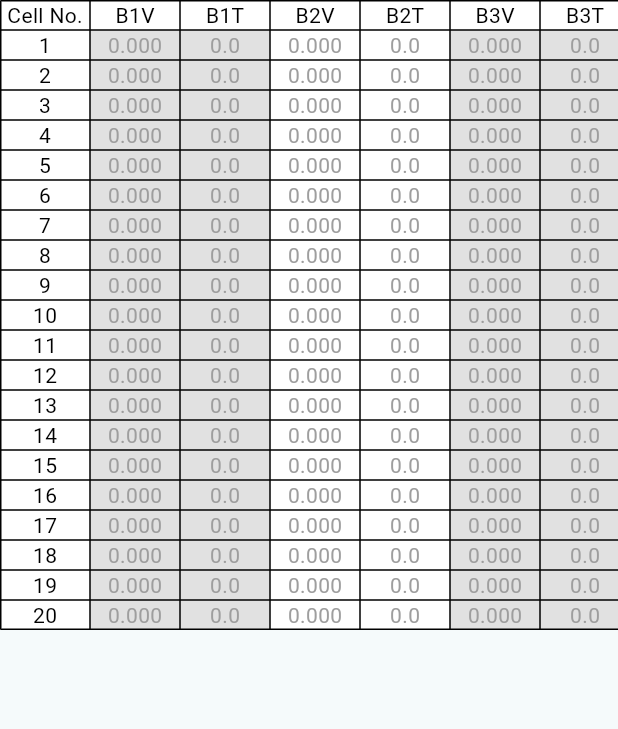
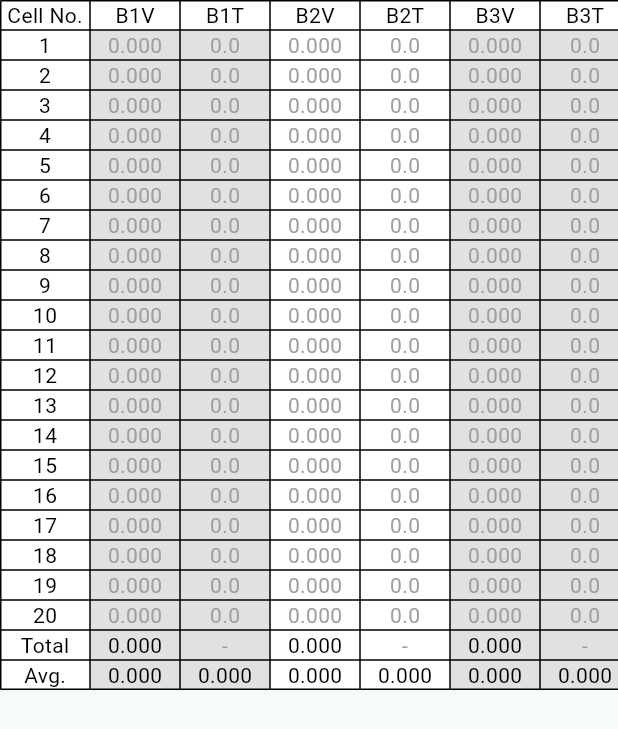
Before and after one commit to Formula-Electric-Berkeley/BMS_Serial_Monitor_SN4, a Flutter app: the InfoTable widget shown alone on an empty page, opened directly, on a phone screen of 412 x 824 dp. Shown: the top 729 px of the screen. Run offline on Flutter 3.47's test engine with Material 3 defaults, Android fonts, the phone set to English and light mode, and no system bars; our stand-ins replace dropdown_button2; missing offline and left inert: flutter_libserialport.

Commit message:
Add bank statistics

```diff
--- a/lib/car_data.dart
+++ b/lib/car_data.dart
@@ -4,15 +4,68 @@ import 'dart:math';
 import 'package:serial_monitor/constants.dart';
 
 class CarData {
+  /// List of cell-related statistics.
   final List<CellData> _cells = List.generate(
     numBanks * numCellsPerBank,
-    (index) => CellData(),
+    (_) => CellData(),
   );
 
+  /// List of bank-related statistics.
+  final List<BankData> _banks = List.generate(numBanks, (bank) => BankData());
+
+  CarData() {
+    Timer.periodic(Duration(milliseconds: 100), _update);
+  }
+
+  /// Get cell statistics.
   CellData getCell(int bank, int cell) {
     return _cells[bank * numCellsPerBank + cell];
   }
 
+  /// Get bank statistics.
+  BankData getBank(int bank) {
+    return _banks[bank];
+  }
+
+  void _update(Timer t) {
+    for (int bank = 0; bank < numBanks; bank++) {
+      _updateBank(bank);
+    }
+  }
+
+  /// Update bank statistics.
+  void _updateBank(int bank) {
+    double totalVoltage = 0;
+    double totalTemperature = 0;
+    int numVoltageCells = 0;
+    int numTemperatureCells = 0;
+
+    for (int cell = 0; cell < numCellsPerBank; cell++) {
+      CellData cellData = getCell(bank, cell);
+
+      // Accumulate cell voltage
+      double? cellVoltage = cellData.voltage;
+      if (cellVoltage != null) {
+        totalVoltage += cellVoltage;
+        numVoltageCells++;
+      }
+
+      // Accumulate cell temperature
+      double? cellTemperature = cellData.temperature;
+      if (cellTemperature != null) {
+        totalTemperature += cellTemperature;
+        numTemperatureCells++;
+      }
+    }
+
+    // Update bank data
+    BankData bankData = _banks[bank];
+    bankData.totalVoltage = totalVoltage;
+    bankData.averageVoltage = totalVoltage / numVoltageCells;
+    bankData.averageTemperature = totalTemperature / numTemperatureCells;
+  }
+
+  /// Reset all statistics.
   void clear() {
     for (CellData cellData in _cells) {
       cellData.clear();
@@ -63,6 +116,38 @@ class CellData {
   }
 }
 
+class BankData {
+  double totalVoltage;
+  double averageVoltage;
+  double averageTemperature;
+
+  BankData({
+    this.totalVoltage = 0,
+    this.averageVoltage = 0,
+    this.averageTemperature = 0,
+  });
+
+  String get stringOfTotalVoltage {
+    return totalVoltage.toStringAsFixed(
+      voltageDecimalPrecision,
+    );
+  }
+
+  String get stringOfAverageVoltage {
+    return totalVoltage.toStringAsFixed(
+      voltageDecimalPrecision,
+    );
+  }
+
+  String get stringOfAverageTemperature {
+    return totalVoltage.toStringAsFixed(
+      voltageDecimalPrecision,
+    );
+  }
+
+  void update() {}
+}
+
 /// Return a function that randomizes car data.
 ///
 /// Used to test GUI by generating random data.
--- a/lib/info_table.dart
+++ b/lib/info_table.dart
@@ -6,7 +6,9 @@ import 'package:serial_monitor/car_data.dart';
 import 'package:serial_monitor/constants.dart';
 import 'package:serial_monitor/globals.dart' as globals;
 
-enum CellType { voltage, temperature }
+enum _CellType { voltage, temperature }
+
+enum _BankType { totalVoltage, averageVoltage, averageTemperature }
 
 class InfoTable extends StatefulWidget {
   const InfoTable({super.key});
@@ -16,25 +18,31 @@ class InfoTable extends StatefulWidget {
 }
 
 class _InfoTableState extends State<InfoTable> {
-  List<Color> cellNoColor = List.filled(numCellsPerBank, InfoCell.defaultColor);
-  List<Color> bankNoColor = List.filled(numBanks * 2, InfoCell.defaultColor);
+  List<Color> cellNoColor = List.filled(
+    numCellsPerBank,
+    InfoTableCell.defaultColor,
+  );
+  List<Color> bankNoColor = List.filled(
+    numBanks * 2,
+    InfoTableCell.defaultColor,
+  );
 
   void Function(PointerEnterEvent) infoDataCellOnEnter(int cell, int colIndex) {
     void f(PointerEnterEvent event) {
       if (globals.highlightCellLocation) {
         setState(() {
-          cellNoColor[cell] = InfoCell.locateColor;
-          bankNoColor[colIndex] = InfoCell.locateColor;
+          cellNoColor[cell] = InfoTableCell.locateColor;
+          bankNoColor[colIndex] = InfoTableCell.locateColor;
         });
       } else {
-        if (cellNoColor[cell] == InfoCell.locateColor) {
+        if (cellNoColor[cell] == InfoTableCell.locateColor) {
           setState(() {
-            cellNoColor[cell] = InfoCell.defaultColor;
+            cellNoColor[cell] = InfoTableCell.defaultColor;
           });
         }
-        if (bankNoColor[colIndex] == InfoCell.locateColor) {
+        if (bankNoColor[colIndex] == InfoTableCell.locateColor) {
           setState(() {
-            bankNoColor[colIndex] = InfoCell.defaultColor;
+            bankNoColor[colIndex] = InfoTableCell.defaultColor;
           });
         }
       }
@@ -45,11 +53,11 @@ class _InfoTableState extends State<InfoTable> {
 
   void Function(PointerExitEvent) infoDataCellOnExit(int cell, int colIndex) {
     void f(PointerExitEvent event) {
-      if (cellNoColor[cell] == InfoCell.locateColor) {
-        setState(() => cellNoColor[cell] = InfoCell.defaultColor);
+      if (cellNoColor[cell] == InfoTableCell.locateColor) {
+        setState(() => cellNoColor[cell] = InfoTableCell.defaultColor);
       }
-      if (bankNoColor[colIndex] == InfoCell.locateColor) {
-        setState(() => bankNoColor[colIndex] = InfoCell.defaultColor);
+      if (bankNoColor[colIndex] == InfoTableCell.locateColor) {
+        setState(() => bankNoColor[colIndex] = InfoTableCell.defaultColor);
       }
     }
 
@@ -62,11 +70,11 @@ class _InfoTableState extends State<InfoTable> {
       children: [
         TableRow(
           children: [
-            InfoCell(text: 'Cell No.'),
+            InfoTableCell(text: 'Cell No.'),
             ...List.generate(numBanks * 2, (index) {
               int bank = (index >> 1) + 1;
               String columnType = index % 2 == 0 ? 'V' : 'T';
-              return InfoCell(
+              return InfoTableCell(
                 text: 'B$bank$columnType',
                 color: bankNoColor[index],
               );
@@ -76,20 +84,22 @@ class _InfoTableState extends State<InfoTable> {
         ...List.generate(numCellsPerBank, (cell) {
           return TableRow(
             children: [
-              InfoCell(text: '${cell + 1}', color: cellNoColor[cell]),
+              InfoTableCell(text: '${cell + 1}', color: cellNoColor[cell]),
               ...List.generate(numBanks * 2, (colIndex) {
                 int bank = colIndex ~/ 2;
                 CellData cellData = globals.carData.getCell(bank, cell);
-                CellType cellType =
-                    colIndex % 2 == 0 ? CellType.voltage : CellType.temperature;
+                _CellType cellType =
+                    colIndex % 2 == 0
+                        ? _CellType.voltage
+                        : _CellType.temperature;
                 Color defaultColor =
                     bank % 2 == 0
-                        ? InfoCell.defaultColorBank0
-                        : InfoCell.defaultColorBank1;
+                        ? InfoTableCell.defaultColorBank0
+                        : InfoTableCell.defaultColorBank1;
                 return MouseRegion(
                   onEnter: infoDataCellOnEnter(cell, colIndex),
                   onExit: infoDataCellOnExit(cell, colIndex),
-                  child: _InfoCellData(
+                  child: _CellData(
                     cellData: cellData,
                     cellType: cellType,
                     defaultColor: defaultColor,
@@ -99,14 +109,61 @@ class _InfoTableState extends State<InfoTable> {
             ],
           );
         }),
+        TableRow(
+          children: [
+            InfoTableCell(text: 'Total'),
+            ...List.generate(numBanks * 2, (colIndex) {
+              int bank = colIndex ~/ 2;
+              Color color =
+                  bank % 2 == 0
+                      ? InfoTableCell.defaultColorBank0
+                      : InfoTableCell.defaultColorBank1;
+              if (colIndex % 2 == 1) {
+                return InfoTableCell(
+                  text: '-',
+                  color: color,
+                  textColor: InfoTableCell.disabledTextColor,
+                );
+              } else {
+                return _InfoBankData(
+                  bankData: globals.carData.getBank(bank),
+                  bankType: _BankType.totalVoltage,
+                  color: color,
+                );
+              }
+            }),
+          ],
+        ),
+        TableRow(
+          children: [
+            InfoTableCell(text: 'Avg.'),
+            ...List.generate(numBanks * 2, (colIndex) {
+              int bank = colIndex ~/ 2;
+              Color color =
+                  bank % 2 == 0
+                      ? InfoTableCell.defaultColorBank0
+                      : InfoTableCell.defaultColorBank1;
+              _BankType bankType =
+                  colIndex % 2 == 0
+                      ? _BankType.averageVoltage
+                      : _BankType.averageTemperature;
+              return _InfoBankData(
+                bankData: globals.carData.getBank(bank),
+                bankType: bankType,
+                color: color,
+              );
+            }),
+          ],
+        ),
       ],
+
       border: TableBorder.all(),
       defaultColumnWidth: IntrinsicColumnWidth(),
     );
   }
 }
 
-class InfoCell extends StatelessWidget {
+class InfoTableCell extends StatelessWidget {
   static const defaultColor = Colors.white;
   static const defaultColorBank0 = Color.fromARGB(255, 225, 225, 225);
   static const defaultColorBank1 = Colors.white;
@@ -120,10 +177,10 @@ class InfoCell extends StatelessWidget {
   final Color _color;
   final Color _textColor;
 
-  const InfoCell({super.key, String? text, Color? color, Color? textColor})
+  const InfoTableCell({super.key, String? text, Color? color, Color? textColor})
     : _text = text ?? '',
-      _color = color ?? InfoCell.defaultColor,
-      _textColor = textColor ?? InfoCell.defaultTextColor;
+      _color = color ?? InfoTableCell.defaultColor,
+      _textColor = textColor ?? InfoTableCell.defaultTextColor;
 
   @override
   Widget build(BuildContext context) {
@@ -135,33 +192,33 @@ class InfoCell extends StatelessWidget {
   }
 }
 
-class _InfoCellData extends StatefulWidget {
+class _CellData extends StatefulWidget {
   final CellData cellData;
-  final CellType cellType;
+  final _CellType cellType;
   final Color defaultColor;
 
-  const _InfoCellData({
+  const _CellData({
     required this.cellData,
     required this.cellType,
     required this.defaultColor,
   });
 
   @override
-  State<_InfoCellData> createState() => _InfoCellDataState();
+  State<_CellData> createState() => _CellDataState();
 
   String get text {
-    return cellType == CellType.voltage
+    return cellType == _CellType.voltage
         ? cellData.stringOfVoltage
         : cellData.stringOfTemperature;
   }
 
   Color get color {
-    if (cellType == CellType.voltage) {
+    if (cellType == _CellType.voltage) {
       if (!cellData.isVoltageSet ||
           (!cellData.isUnderVoltage && !cellData.isOverVoltage)) {
         return defaultColor;
       } else {
-        return InfoCell.outOfRangeColor;
+        return InfoTableCell.outOfRangeColor;
       }
     } else {
       return defaultColor;
@@ -169,30 +226,30 @@ class _InfoCellData extends StatefulWidget {
   }
 
   Color get textColor {
-    if (cellType == CellType.voltage) {
+    if (cellType == _CellType.voltage) {
       return cellData.isVoltageSet
-          ? InfoCell.defaultTextColor
-          : InfoCell.disabledTextColor;
+          ? InfoTableCell.defaultTextColor
+          : InfoTableCell.disabledTextColor;
     } else {
       return cellData.isTemperatureSet
-          ? InfoCell.defaultTextColor
-          : InfoCell.disabledTextColor;
+          ? InfoTableCell.defaultTextColor
+          : InfoTableCell.disabledTextColor;
     }
   }
 }
 
-class _InfoCellDataState extends State<_InfoCellData> {
+class _CellDataState extends State<_CellData> {
   String text = '';
-  Color color = InfoCell.defaultColor;
-  Color textColor = InfoCell.defaultTextColor;
+  Color color = InfoTableCell.defaultColor;
+  Color textColor = InfoTableCell.defaultTextColor;
 
-  _InfoCellDataState() {
+  _CellDataState() {
     Timer.periodic(Duration(milliseconds: 50), updateCell);
   }
 
   @override
   Widget build(BuildContext context) {
-    return InfoCell(text: text, color: color, textColor: textColor);
+    return InfoTableCell(text: text, color: color, textColor: textColor);
   }
 
   void updateCell(Timer t) {
@@ -203,3 +260,43 @@ class _InfoCellDataState extends State<_InfoCellData> {
     });
   }
 }
+
+class _InfoBankData extends StatefulWidget {
+  final BankData bankData;
+  final _BankType bankType;
+  final Color color;
+
+  const _InfoBankData({
+    required this.bankData,
+    required this.bankType,
+    required this.color,
+  });
+
+  String get text {
+    return switch (bankType) {
+      _BankType.totalVoltage => bankData.stringOfTotalVoltage,
+      _BankType.averageVoltage => bankData.stringOfAverageVoltage,
+      _BankType.averageTemperature => bankData.stringOfAverageTemperature,
+    };
+  }
+
+  @override
+  State<_InfoBankData> createState() => _InfoBankDataState();
+}
+
+class _InfoBankDataState extends State<_InfoBankData> {
+  String text = '';
+
+  _InfoBankDataState() {
+    Timer.periodic(Duration(milliseconds: 50), update);
+  }
+
+  void update(Timer t) {
+    setState(() => text = widget.text);
+  }
+
+  @override
+  Widget build(BuildContext context) {
+    return InfoTableCell(text: text, color: widget.color);
+  }
+}
--- a/lib/settings/info_table.dart
+++ b/lib/settings/info_table.dart
@@ -27,7 +27,6 @@ class _InfoTableSettingsState extends State<InfoTableSettings> {
                 _SettingsCheckbox(
                   isChecked: highlightCellLocation,
                   onChanged: (bool? value) {
-                    print("location!");
                     if (value != null) {
                       setState(() => highlightCellLocation = value);
                     }
```
